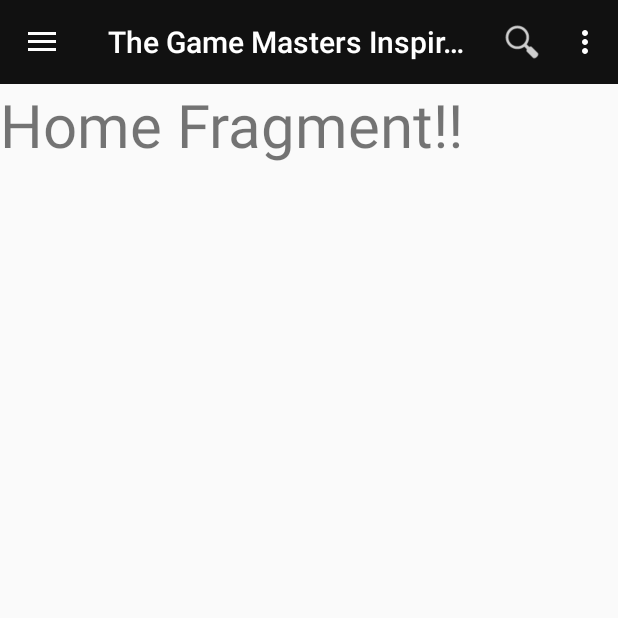
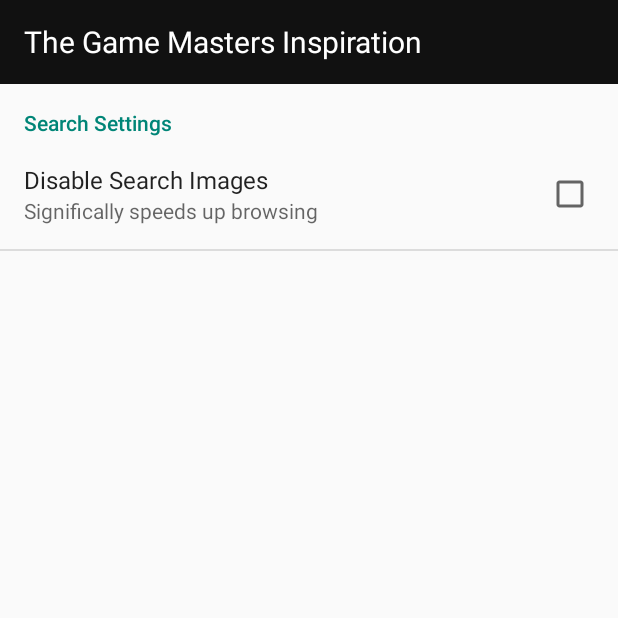
Before and after one commit to tehcoconut/GMInspiration_Android, an Android app: the screen it shows after launch (MainActivity before the commit, SettingsActivity after it), in the options menu, after a tap on "Settings", on a phone screen of 412 x 824 dp, the top half of it. Run offline under Robolectric (Android 15) with nearby library versions, the phone set to English and light mode, and no system bars.

Commit message:
Search bug fixing. Added settings page. Needs more search bug fixing

```diff
--- a/TheGameMastersInspiration/app/src/main/AndroidManifest.xml
+++ b/TheGameMastersInspiration/app/src/main/AndroidManifest.xml
@@ -24,6 +24,11 @@
             </intent-filter>
 
         </activity>
+        <activity
+            android:name="com.gminspiration.tehcoconut.mobileapp.SettingsActivity"
+            android:label="@string/app_name" >
+
+        </activity>
     </application>
 
 
--- a/TheGameMastersInspiration/app/src/main/java/com/gminspiration/tehcoconut/mobileapp/MainActivity.java
+++ b/TheGameMastersInspiration/app/src/main/java/com/gminspiration/tehcoconut/mobileapp/MainActivity.java
@@ -1,7 +1,9 @@
 package com.gminspiration.tehcoconut.mobileapp;
 
+import android.content.Intent;
 import android.content.res.Configuration;
 import android.os.Bundle;
+import android.preference.PreferenceFragment;
 import android.support.v4.app.Fragment;
 import android.support.v4.app.FragmentManager;
 import android.support.v4.app.FragmentTransaction;
@@ -188,6 +190,13 @@ public class MainActivity extends AppCompatActivity {
         if(mDrawerToggle.onOptionsItemSelected(item))
             return true;
 
+        switch (item.getItemId()){
+            case R.id.action_settings:
+                Intent intent = new Intent(this, SettingsActivity.class);
+                startActivity(intent);
+                break;
+        }
+
         return super.onOptionsItemSelected(item);
     }
 
--- /dev/null
+++ b/TheGameMastersInspiration/app/src/main/java/com/gminspiration/tehcoconut/mobileapp/SettingsActivity.java
@@ -0,0 +1,30 @@
+package com.gminspiration.tehcoconut.mobileapp;
+
+import android.os.Build;
+import android.os.Bundle;
+import android.preference.PreferenceActivity;
+import android.support.v7.widget.Toolbar;
+
+/**
+ * Created by tehcoconut on 6/8/15.
+ */
+
+// In the name of support for older devices, we have to load up this activity,
+// use addPreferencesFromResource() if the device API is 10 or lower
+// use Preference Fragment otherwise
+
+public class SettingsActivity extends PreferenceActivity{
+    @Override
+    protected void onCreate(Bundle savedInstanceState) {
+        super.onCreate(savedInstanceState);
+        setContentView(R.layout.activity_settings);
+
+        if(Build.VERSION.SDK_INT >= 11){
+            addPreferencesFromResource(R.xml.preferences);
+        }else{
+            SettingsFragment frag = new SettingsFragment();
+            getFragmentManager().beginTransaction().replace(android.R.id.content, frag).commit();
+        }
+
+    }
+}
--- /dev/null
+++ b/TheGameMastersInspiration/app/src/main/res/layout/activity_settings.xml
@@ -0,0 +1,34 @@
+<?xml version="1.0" encoding="utf-8"?>
+<LinearLayout xmlns:android="http://schemas.android.com/apk/res/android"
+    xmlns:app="http://schemas.android.com/apk/res-auto"
+    android:orientation="vertical"
+    android:layout_width="match_parent"
+    android:layout_height="match_parent">
+
+
+    <android.support.v7.widget.Toolbar
+        android:id="@+id/settings_toolbar"
+        android:layout_width="match_parent"
+        android:layout_height="wrap_content"
+        android:minHeight="?attr/actionBarSize"
+        app:theme="@style/ThemeOverlay.AppCompat.Dark.ActionBar"
+        android:title="@string/app_name"
+        android:background="#111">
+
+        <TextView
+            android:layout_width="match_parent"
+            android:layout_height="match_parent"
+            android:text="@string/app_name"
+            android:textColor="@color/bright_foreground_material_dark"
+            android:textSize="20dp"/>
+    </android.support.v7.widget.Toolbar>
+
+
+    <ListView
+        android:layout_width="match_parent"
+        android:layout_height="match_parent"
+        android:id="@+id/android:list">
+
+    </ListView>
+
+</LinearLayout>
--- a/TheGameMastersInspiration/app/src/main/res/values/strings.xml
+++ b/TheGameMastersInspiration/app/src/main/res/values/strings.xml
@@ -6,6 +6,10 @@
     <string name="drawer_open">Opens the drawer</string>
     <string name="drawer_close">Closes the drawer</string>
 
+    <string name="pref_search_category_title">Search Settings</string>
+    <string name="pref_search_images_title">Disable Search Images</string>
+    <string name="pref_search_images_summ">Significally speeds up browsing</string>
+
     <item type="id" name="TAG_VIEW_HOLDER"></item>
     <item type="id" name="TAG_SEARCH_ITEM_TYPE"></item>
 </resources>
--- /dev/null
+++ b/TheGameMastersInspiration/app/src/main/res/xml/preferences.xml
@@ -0,0 +1,14 @@
+<?xml version="1.0" encoding="utf-8"?>
+<PreferenceScreen xmlns:android="http://schemas.android.com/apk/res/android">
+    <PreferenceCategory
+        android:title="@string/pref_search_category_title"
+        android:key="pref_search_category">
+        <CheckBoxPreference
+            android:key="pref_search_images"
+            android:title="@string/pref_search_images_title"
+            android:summary="@string/pref_search_images_summ"
+            android:defaultValue="false"/>
+
+    </PreferenceCategory>
+
+</PreferenceScreen>
```
Also changed, not shown: TheGameMastersInspiration/app/src/main/java/com/gminspiration/tehcoconut/mobileapp/MySearchListAdapter.java (+66 -11 lines), TheGameMastersInspiration/app/src/main/java/com/gminspiration/tehcoconut/mobileapp/SearchFragment.java (+24 -4 lines), TheGameMastersInspiration/app/src/main/java/com/gminspiration/tehcoconut/mobileapp/SettingsFragment.java (added, +17 -0 lines), TheGameMastersInspiration/app/src/main/res/layout/list_item_loadmore.xml (added, +12 -0 lines).
